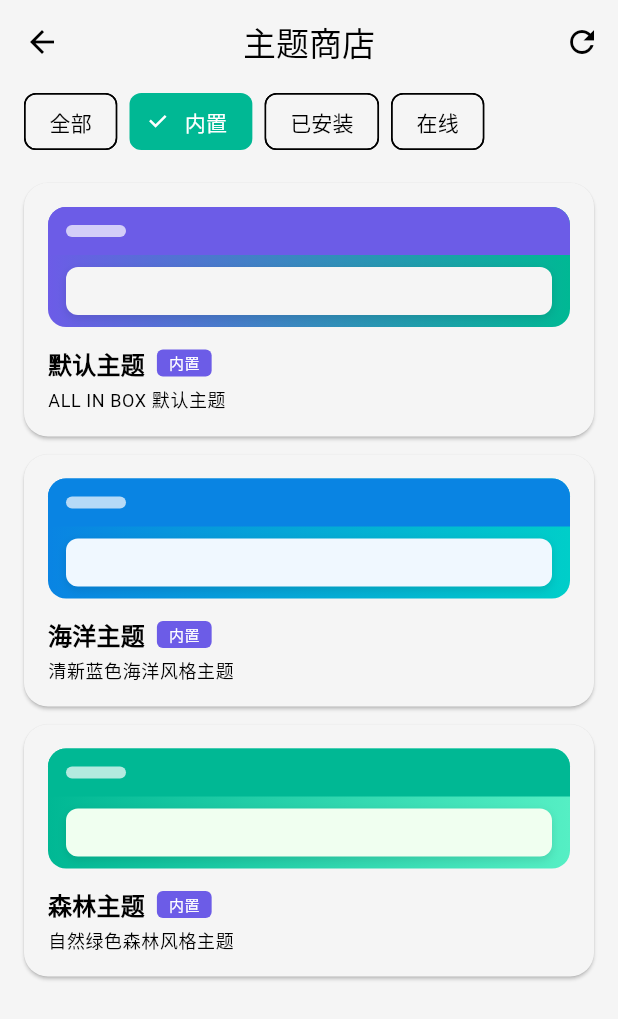
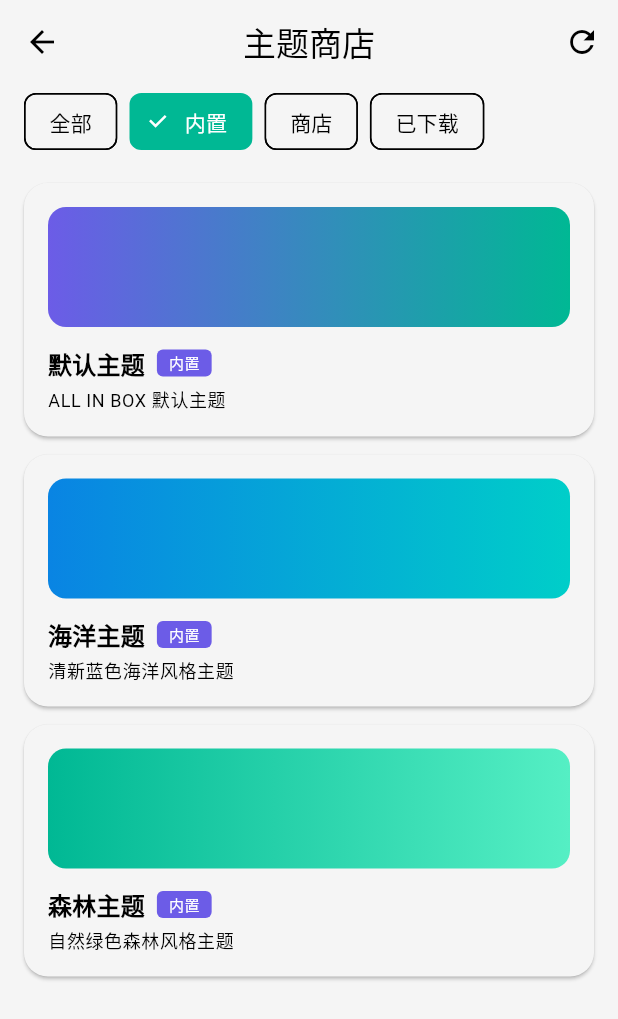
Before and after one commit to Lisir2002/ALLINBOX, a Flutter app: the ThemeStoreScreen screen opened directly with empty values, after a tap on "内置", on a phone screen of 412 x 824 dp. Shown: the top 1019 px of the screen. Run offline on Flutter 3.47's test engine with Material 3 defaults, Android fonts, the light colour scheme and no system bars; our stand-ins replace permission_handler; network calls fail.

Commit message:
优化主题商店：标签系统、卸载功能、存储管理

```diff
--- a/lib/screens/theme_store/theme_store_screen.dart
+++ b/lib/screens/theme_store/theme_store_screen.dart
@@ -20,7 +20,8 @@ class ThemeStoreScreen extends StatefulWidget {
 class _ThemeStoreScreenState extends State<ThemeStoreScreen> {
   final ThemeService _themeService = ThemeService();
   final PermissionService _permissionService = PermissionService();
-  List<ThemePackage> _themes = [];
+  List<ThemePackage> _allThemes = []; // 所有主题（内置+已安装+在线）
+  List<ThemePackage> _onlineThemes = []; // 在线主题列表
   bool _isLoading = true;
   String _selectedCategory = '全部';
 
@@ -31,9 +32,7 @@ class _ThemeStoreScreenState extends State<ThemeStoreScreen> {
   }
 
   Future<void> _loadThemesWithPermissionCheck() async {
-    // 检查是否已有网络权限（如果已有则不弹窗）
     final hasPermission = await _permissionService.requestNetworkPermission(context);
-
     if (hasPermission) {
       await _loadThemes();
     } else {
@@ -44,32 +43,44 @@ class _ThemeStoreScreenState extends State<ThemeStoreScreen> {
   Future<void> _loadThemes() async {
     setState(() => _isLoading = true);
 
-    // 获取所有主题（包含内置和已安装的外部主题）
-    _themes = _themeService.getAllThemes();
-    debugPrint('内置+已安装主题数量: ${_themes.length}');
+    // 获取所有主题（内置+已安装的外部主题）
+    final installedThemes = _themeService.getAllThemes();
+    final installedIds = installedThemes.map((t) => t.id).toSet();
 
-    // 获取已安装主题的 ID 集合
-    final installedIds = _themes.map((t) => t.id).toSet();
-
-    // 尝试获取在线主题，过滤掉已安装的
+    // 获取在线主题
     try {
-      final onlineThemes = await _themeService.fetchAvailableThemes();
-      debugPrint('在线主题数量: ${onlineThemes.length}');
-      // 只添加未安装的在线主题
-      final newOnlineThemes = onlineThemes.where((t) => !installedIds.contains(t.id)).toList();
-      _themes.addAll(newOnlineThemes);
+      _onlineThemes = await _themeService.fetchAvailableThemes();
     } catch (e) {
       debugPrint('获取在线主题失败: $e');
     }
 
-    debugPrint('总主题数量: ${_themes.length}');
+    // 构建完整主题列表
+    _allThemes = [];
+
+    // 添加内置和已安装的主题
+    for (var theme in installedThemes) {
+      _allThemes.add(theme);
+    }
+
+    // 添加在线主题（标记是否已安装）
+    for (var onlineTheme in _onlineThemes) {
+      if (installedIds.contains(onlineTheme.id)) {
+        // 已安装的主题，更新状态
+        final index = _allThemes.indexWhere((t) => t.id == onlineTheme.id);
+        if (index != -1) {
+          _allThemes[index] = _allThemes[index].copyWith(isInstalled: true);
+        }
+      } else {
+        // 未安装的在线主题
+        _allThemes.add(onlineTheme);
+      }
+    }
+
     setState(() => _isLoading = false);
   }
 
   @override
   Widget build(BuildContext context) {
-    final colorScheme = Theme.of(context).colorScheme;
-
     return Scaffold(
       appBar: AppBar(
         title: const Text('主题商店'),
@@ -85,20 +96,15 @@ class _ThemeStoreScreenState extends State<ThemeStoreScreen> {
           ? const Center(child: CircularProgressIndicator())
           : Column(
               children: [
-                // 分类标签
                 _buildCategoryTabs(),
-
-                // 主题列表
-                Expanded(
-                  child: _buildThemeList(),
-                ),
+                Expanded(child: _buildThemeList()),
               ],
             ),
     );
   }
 
   Widget _buildCategoryTabs() {
-    final categories = ['全部', '内置', '已安装', '在线'];
+    final categories = ['全部', '内置', '商店', '已下载'];
 
     return SizedBox(
       height: 50,
@@ -125,6 +131,19 @@ class _ThemeStoreScreenState extends State<ThemeStoreScreen> {
     );
   }
 
+  List<ThemePackage> _getFilteredThemes() {
+    switch (_selectedCategory) {
+      case '内置':
+        return _allThemes.where((t) => t.isBuiltIn).toList();
+      case '商店':
+        return _allThemes.where((t) => !t.isBuiltIn).toList(); // 显示所有商店主题
+      case '已下载':
+        return _allThemes.where((t) => t.isInstalled && !t.isBuiltIn).toList();
+      default: // 全部 - 只显示可用主题（内置+已安装）
+        return _allThemes.where((t) => t.isBuiltIn || t.isInstalled).toList();
+    }
+  }
+
   Widget _buildThemeList() {
     final filteredThemes = _getFilteredThemes();
 
@@ -133,18 +152,9 @@ class _ThemeStoreScreenState extends State<ThemeStoreScreen> {
         child: Column(
           mainAxisAlignment: MainAxisAlignment.center,
           children: [
-            Icon(
-              Icons.palette_outlined,
-              size: 64,
-              color: Theme.of(context).colorScheme.onSurfaceVariant.withOpacity(0.5),
-            ),
+            Icon(Icons.palette_outlined, size: 64, color: Theme.of(context).colorScheme.onSurfaceVariant.withOpacity(0.5)),
             const SizedBox(height: 16),
-            Text(
-              '暂无主题',
-              style: Theme.of(context).textTheme.titleMedium?.copyWith(
-                    color: Theme.of(context).colorScheme.onSurfaceVariant,
-                  ),
-            ),
+            Text('暂无主题', style: Theme.of(context).textTheme.titleMedium?.copyWith(color: Theme.of(context).colorScheme.onSurfaceVariant)),
           ],
         ),
       );
@@ -153,52 +163,31 @@ class _ThemeStoreScreenState extends State<ThemeStoreScreen> {
     return ListView.builder(
       padding: const EdgeInsets.all(16),
       itemCount: filteredThemes.length,
-      itemBuilder: (context, index) {
-        final theme = filteredThemes[index];
-        return _buildThemeCard(theme);
-      },
+      itemBuilder: (context, index) => _buildThemeCard(filteredThemes[index]),
     );
-  }
-
-  List<ThemePackage> _getFilteredThemes() {
-    switch (_selectedCategory) {
-      case '内置':
-        return _themes.where((t) => t.isBuiltIn).toList();
-      case '已安装':
-        return _themes.where((t) => t.isInstalled && !t.isBuiltIn).toList();
-      case '在线':
-        return _themes.where((t) => !t.isInstalled && !t.isBuiltIn).toList();
-      default:
-        return _themes;
-    }
   }
 
   Widget _buildThemeCard(ThemePackage theme) {
     final isSelected = widget.currentThemeId == theme.id;
     final colorScheme = Theme.of(context).colorScheme;
+    final isInstalled = theme.isInstalled || theme.isBuiltIn;
 
     return Card(
       margin: const EdgeInsets.only(bottom: 12),
       shape: RoundedRectangleBorder(
         borderRadius: BorderRadius.circular(16),
-        side: isSelected
-            ? BorderSide(color: colorScheme.primary, width: 2)
-            : BorderSide.none,
+        side: isSelected ? BorderSide(color: colorScheme.primary, width: 2) : BorderSide.none,
       ),
       child: InkWell(
-        onTap: () => _selectTheme(theme),
+        onTap: isInstalled ? () => _selectTheme(theme) : null,
         borderRadius: BorderRadius.circular(16),
         child: Padding(
           padding: const EdgeInsets.all(16),
           child: Column(
             crossAxisAlignment: CrossAxisAlignment.start,
             children: [
-              // 主题预览
               _buildThemePreview(theme),
-
               const SizedBox(height: 12),
-
-              // 主题信息
               Row(
                 children: [
                   Expanded(
@@ -207,51 +196,31 @@ class _ThemeStoreScreenState extends State<ThemeStoreScreen> {
                       children: [
                         Row(
                           children: [
-                            Text(
-                              theme.name,
-                              style: Theme.of(context).textTheme.titleMedium?.copyWith(
-                                    fontWeight: FontWeight.bold,
-                                  ),
-                            ),
-                            if (theme.isBuiltIn) ...[
-                              const SizedBox(width: 8),
-                              Container(
-                                padding: const EdgeInsets.symmetric(horizontal: 8, vertical: 2),
-                                decoration: BoxDecoration(
-                                  color: colorScheme.primaryContainer,
-                                  borderRadius: BorderRadius.circular(4),
-                                ),
-                                child: Text(
-                                  '内置',
-                                  style: TextStyle(
-                                    fontSize: 10,
-                                    color: colorScheme.onPrimaryContainer,
-                                  ),
-                                ),
-                              ),
-                            ],
+                            Text(theme.name, style: Theme.of(context).textTheme.titleMedium?.copyWith(fontWeight: FontWeight.bold)),
+                            const SizedBox(width: 8),
+                            // 标签
+                            if (theme.isBuiltIn)
+                              _buildTag('内置', colorScheme.primaryContainer, colorScheme.onPrimaryContainer)
+                            else if (theme.isInstalled)
+                              _buildTag('已下载', Colors.green.shade100, Colors.green.shade900)
+                            else
+                              _buildTag('商店', Colors.blue.shade100, Colors.blue.shade900),
                           ],
                         ),
                         const SizedBox(height: 4),
-                        Text(
-                          theme.description,
-                          style: Theme.of(context).textTheme.bodySmall?.copyWith(
-                                color: colorScheme.onSurfaceVariant,
-                              ),
-                        ),
+                        Text(theme.description, style: Theme.of(context).textTheme.bodySmall?.copyWith(color: colorScheme.onSurfaceVariant)),
                       ],
                     ),
                   ),
+                  // 操作按钮
                   if (isSelected)
-                    Icon(
-                      Icons.check_circle,
-                      color: colorScheme.primary,
-                      size: 28,
-                    )
-                  else if (!theme.isInstalled && !theme.isBuiltIn)
-                    FilledButton(
-                      onPressed: () => _downloadTheme(theme),
-                      child: const Text('下载'),
+                    Icon(Icons.check_circle, color: colorScheme.primary, size: 28)
+                  else if (!isInstalled)
+                    FilledButton(onPressed: () => _downloadTheme(theme), child: const Text('下载'))
+                  else if (theme.isInstalled && !theme.isBuiltIn)
+                    IconButton(
+                      icon: const Icon(Icons.delete_outline, color: Colors.red),
+                      onPressed: () => _uninstallTheme(theme),
                     ),
                 ],
               ),
@@ -262,9 +231,19 @@ class _ThemeStoreScreenState extends State<ThemeStoreScreen> {
     );
   }
 
+  Widget _buildTag(String text, Color bgColor, Color textColor) {
+    return Container(
+      padding: const EdgeInsets.symmetric(horizontal: 8, vertical: 2),
+      decoration: BoxDecoration(
+        color: bgColor,
+        borderRadius: BorderRadius.circular(4),
+      ),
+      child: Text(text, style: TextStyle(fontSize: 10, color: textColor)),
+    );
+  }
+
   Widget _buildThemePreview(ThemePackage theme) {
     final colors = theme.colors;
-
     return Container(
       height: 80,
       decoration: BoxDecoration(
@@ -276,56 +255,6 @@ class _ThemeStoreScreenState extends State<ThemeStoreScreen> {
           ],
         ),
       ),
-      child: Stack(
-        children: [
-          // 模拟 AppBar
-          Positioned(
-            top: 0,
-            left: 0,
-            right: 0,
-            child: Container(
-              height: 32,
-              padding: const EdgeInsets.symmetric(horizontal: 12),
-              decoration: BoxDecoration(
-                color: Color(int.parse(colors.primary.replaceAll('#', '0xFF'))),
-                borderRadius: const BorderRadius.vertical(top: Radius.circular(12)),
-              ),
-              child: Row(
-                children: [
-                  Container(
-                    width: 40,
-                    height: 8,
-                    decoration: BoxDecoration(
-                      color: Colors.white.withOpacity(0.7),
-                      borderRadius: BorderRadius.circular(4),
-                    ),
-                  ),
-                ],
-              ),
-            ),
-          ),
-          // 模拟内容卡片
-          Positioned(
-            bottom: 8,
-            left: 12,
-            right: 12,
-            child: Container(
-              height: 32,
-              decoration: BoxDecoration(
-                color: Color(int.parse(colors.surface.replaceAll('#', '0xFF'))),
-                borderRadius: BorderRadius.circular(8),
-                boxShadow: [
-                  BoxShadow(
-                    color: Colors.black.withOpacity(0.1),
-                    blurRadius: 4,
-                    offset: const Offset(0, 2),
-                  ),
-                ],
-              ),
-            ),
-          ),
-        ],
-      ),
     );
   }
 
@@ -335,27 +264,12 @@ class _ThemeStoreScreenState extends State<ThemeStoreScreen> {
   }
 
   Future<void> _downloadTheme(ThemePackage theme) async {
-    // 检查网络权限（如果已有则不弹窗）
-    final hasPermission = await _permissionService.requestNetworkPermission(context);
-    if (!hasPermission) {
-      if (mounted) {
-        _permissionService.showPermissionDeniedSnackBar(context, '网络');
-      }
-      return;
-    }
-
     if (mounted) {
       showDialog(
         context: context,
         barrierDismissible: false,
         builder: (context) => const AlertDialog(
-          content: Row(
-            children: [
-              CircularProgressIndicator(),
-              SizedBox(width: 16),
-              Text('正在下载主题...'),
-            ],
-          ),
+          content: Row(children: [CircularProgressIndicator(), SizedBox(width: 16), Text('正在下载主题...')]),
         ),
       );
     }
@@ -363,17 +277,42 @@ class _ThemeStoreScreenState extends State<ThemeStoreScreen> {
     final success = await _themeService.installTheme(theme);
 
     if (mounted) {
-      Navigator.pop(context); // 关闭加载对话框
+      Navigator.pop(context);
+      if (success) {
+        ScaffoldMessenger.of(context).showSnackBar(SnackBar(content: Text('${theme.name} 安装成功')));
+        _loadThemes();
+      } else {
+        ScaffoldMessenger.of(context).showSnackBar(SnackBar(content: Text('${theme.name} 安装失败')));
+      }
+    }
+  }
 
-      if (success) {
-        ScaffoldMessenger.of(context).showSnackBar(
-          SnackBar(content: Text('${theme.name} 安装成功')),
-        );
-        _loadThemes(); // 刷新列表
-      } else {
-        ScaffoldMessenger.of(context).showSnackBar(
-          SnackBar(content: Text('${theme.name} 安装失败')),
-        );
+  Future<void> _uninstallTheme(ThemePackage theme) async {
+    final confirmed = await showDialog<bool>(
+      context: context,
+      builder: (context) => AlertDialog(
+        title: const Text('卸载主题'),
+        content: Text('确定要卸载 ${theme.name} 吗？'),
+        actions: [
+          TextButton(onPressed: () => Navigator.pop(context, false), child: const Text('取消')),
+          TextButton(
+            onPressed: () => Navigator.pop(context, true),
+            style: TextButton.styleFrom(foregroundColor: Colors.red),
+            child: const Text('卸载'),
+          ),
+        ],
+      ),
+    );
+
+    if (confirmed == true) {
+      final success = await _themeService.uninstallTheme(theme.id);
+      if (mounted) {
+        if (success) {
+          ScaffoldMessenger.of(context).showSnackBar(SnackBar(content: Text('${theme.name} 已卸载')));
+          _loadThemes();
+        } else {
+          ScaffoldMessenger.of(context).showSnackBar(SnackBar(content: Text('卸载失败')));
+        }
       }
     }
   }
```
Also changed, not shown: lib/screens/storage_screen.dart (+96 -184 lines), lib/services/theme_service.dart (+22 -0 lines).
